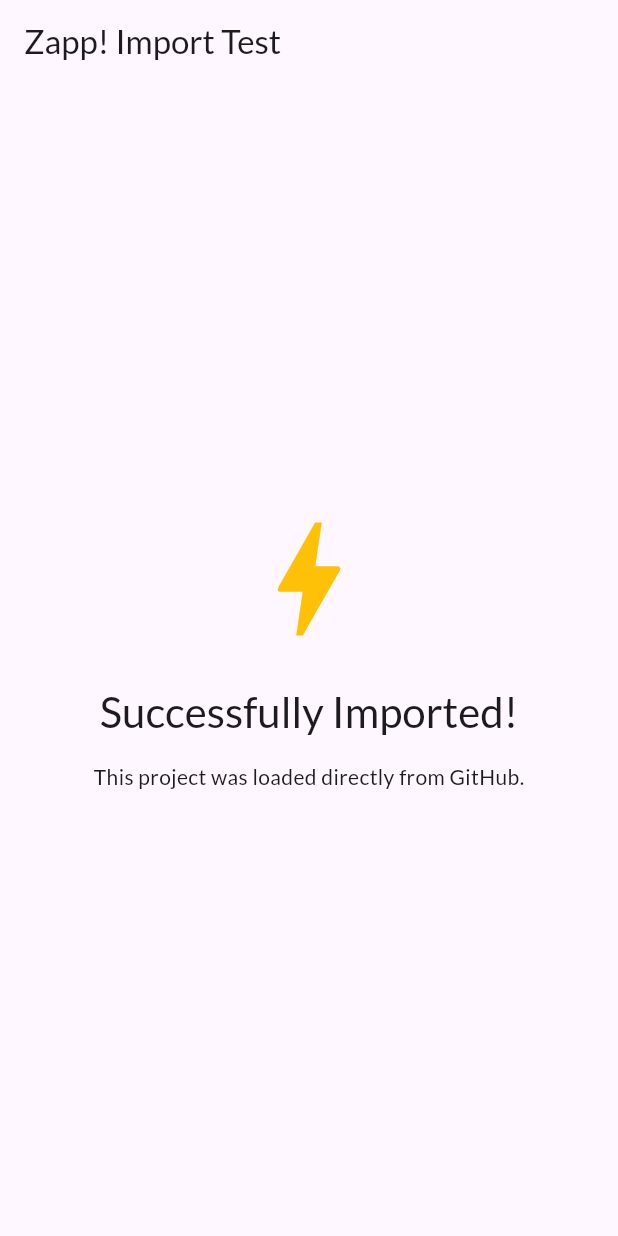
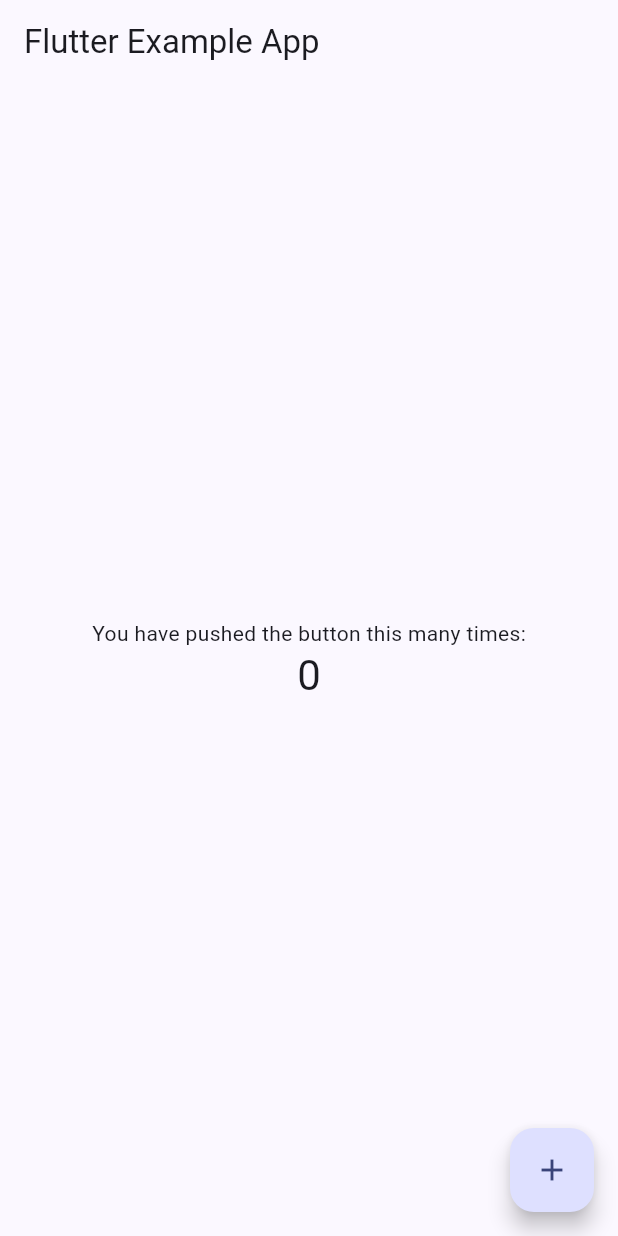
Before and after one commit to vociferous/code-gym, a Flutter app: the screen it shows after launch, on a phone screen of 412 x 824 dp. Run offline on Flutter 3.47's test engine with Material 3 defaults, Android fonts, the phone set to English and light mode, and no system bars.

Commit message:
Update main.dart

```diff
--- a/proto_01/lib/main.dart
+++ b/proto_01/lib/main.dart
@@ -1,51 +1,114 @@
 import 'package:flutter/material.dart';
-import 'package:google_fonts/google_fonts.dart';
 
 void main() {
-  runApp(const ZappApp());
+  runApp(const MyApp());
 }
 
-class ZappApp extends StatelessWidget {
-  const ZappApp({super.key});
+class MyApp extends StatelessWidget {
+  const MyApp({super.key});
 
+  // This widget is the root of your application.
   @override
   Widget build(BuildContext context) {
     return MaterialApp(
+      title: 'Flutter App!!',
+      theme: ThemeData(
+        colorSchemeSeed: Colors.indigo,
+        useMaterial3: true,
+        brightness: Brightness.light,
+      ),
+      darkTheme: ThemeData(
+        colorSchemeSeed: Colors.blue,
+        useMaterial3: true,
+        brightness: Brightness.dark,
+      ),
+      home: const MyHomePage(title: 'Flutter Example App'),
       debugShowCheckedModeBanner: false,
-      theme: ThemeData(
-        useMaterial3: true,
-        colorSchemeSeed: Colors.deepPurple,
-        textTheme: GoogleFonts.latoTextTheme(),
-      ),
-      home: const HomeScreen(),
     );
   }
 }
 
-class HomeScreen extends StatelessWidget {
-  const HomeScreen({super.key});
+class MyHomePage extends StatefulWidget {
+  const MyHomePage({super.key, required this.title});
+
+  // This widget is the home page of your application. It is stateful, meaning
+  // that it has a State object (defined below) that contains fields that affect
+  // how it looks.
+
+  // This class is the configuration for the state. It holds the values (in this
+  // case the title) provided by the parent (in this case the App widget) and
+  // used by the build method of the State. Fields in a Widget subclass are
+  // always marked "final".
+
+  final String title;
+
+  @override
+  State<MyHomePage> createState() => _MyHomePageState();
+}
+
+class _MyHomePageState extends State<MyHomePage> {
+  int _counter = 0;
+
+  void _incrementCounter() {
+    setState(() {
+      // This call to setState tells the Flutter framework that something has
+      // changed in this State, which causes it to rerun the build method below
+      // so that the display can reflect the updated values. If we changed
+      // _counter without calling setState(), then the build method would not be
+      // called again, and so nothing would appear to happen.
+      _counter++;
+    });
+  }
 
   @override
   Widget build(BuildContext context) {
+    // This method is rerun every time setState is called, for instance as done
+    // by the _incrementCounter method above.
+    //
+    // The Flutter framework has been optimized to make rerunning build methods
+    // fast, so that you can just rebuild anything that needs updating rather
+    // than having to individually change instances of widgets.
     return Scaffold(
-      appBar: AppBar(title: const Text('Zapp! Import Test')),
+      appBar: AppBar(
+        // Here we take the value from the MyHomePage object that was created by
+        // the App.build method, and use it to set our appbar title.
+        title: Text(widget.title),
+      ),
       body: Center(
+        // Center is a layout widget. It takes a single child and positions it
+        // in the middle of the parent.
         child: Column(
+          // Column is also a layout widget. It takes a list of children and
+          // arranges them vertically. By default, it sizes itself to fit its
+          // children horizontally, and tries to be as tall as its parent.
+          //
+          // Invoke "debug painting" (press "p" in the console, choose the
+          // "Toggle Debug Paint" action from the Flutter Inspector in Android
+          // Studio, or the "Toggle Debug Paint" command in Visual Studio Code)
+          // to see the wireframe for each widget.
+          //
+          // Column has various properties to control how it sizes itself and
+          // how it positions its children. Here we use mainAxisAlignment to
+          // center the children vertically; the main axis here is the vertical
+          // axis because Columns are vertical (the cross axis would be
+          // horizontal).
           mainAxisAlignment: MainAxisAlignment.center,
-          children: [
-            const Icon(Icons.bolt, size: 100, color: Colors.amber),
-            const SizedBox(height: 20),
+          children: <Widget>[
+            const Text(
+              'You have pushed the button this many times:',
+            ),
             Text(
-              'Successfully Imported!',
+              '$_counter',
               style: Theme.of(context).textTheme.headlineMedium,
-            ),
-            const Padding(
-              padding: EdgeInsets.all(16.0),
-              child: Text('This project was loaded directly from GitHub.'),
             ),
           ],
         ),
       ),
+      floatingActionButton: FloatingActionButton(
+        onPressed: _incrementCounter,
+        tooltip: 'Increment',
+        child: const Icon(Icons.add),
+      ), // This trailing comma makes auto-formatting nicer for build methods.
     );
   }
 }
```
